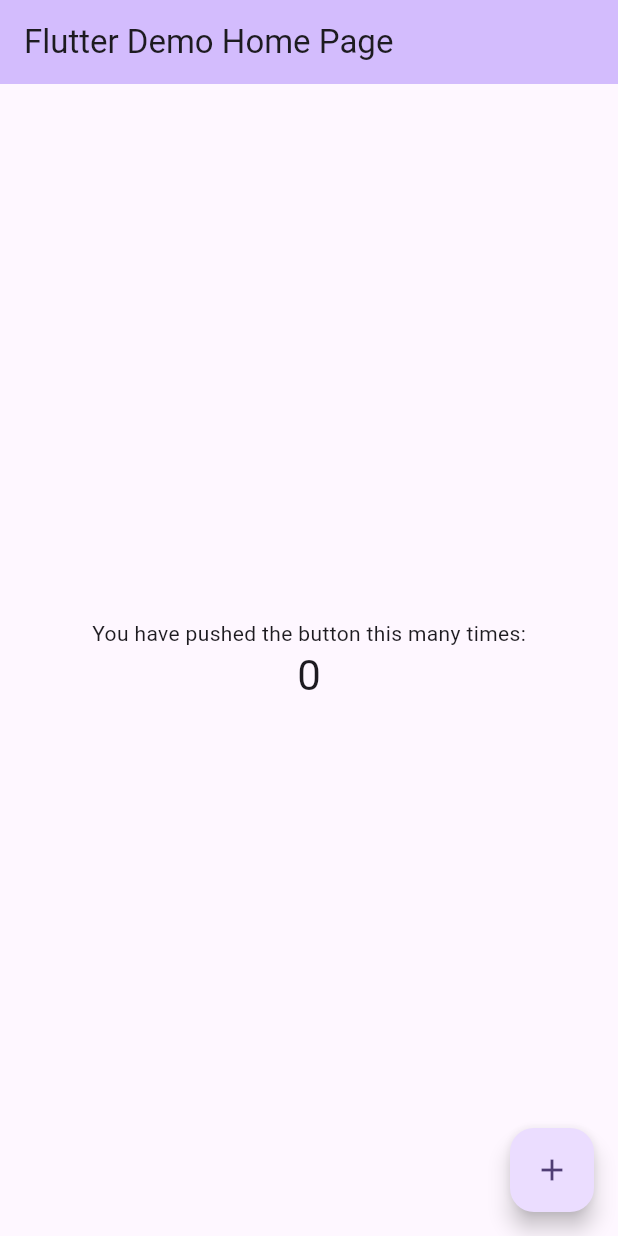
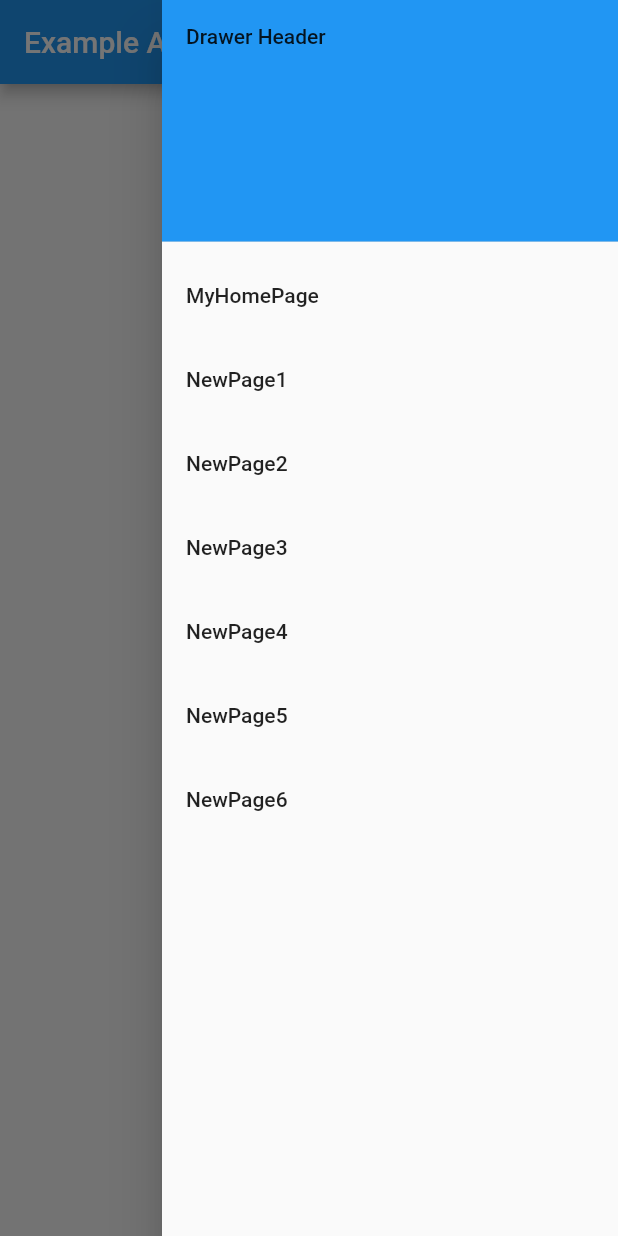
Before and after one commit to Ententerminator/Flutter, a Flutter app: the screen it shows after launch, with the side drawer open (before the commit the screen has no drawer), on a phone screen of 412 x 824 dp. Run offline on Flutter 3.47's test engine with Material 2 defaults, Android fonts, the phone set to English and light mode, and no system bars.

Commit message:
navigation working, needs code beautify

```diff
--- a/example_flutter_app/lib/main.dart
+++ b/example_flutter_app/lib/main.dart
@@ -1,125 +1,253 @@
 import 'package:flutter/material.dart';
 
-void main() {
-  runApp(const MyApp());
-}
+void main() => runApp(const MyApp());
 
 class MyApp extends StatelessWidget {
   const MyApp({super.key});
 
-  // This widget is the root of your application.
+  static const appTitle = 'Drawer Demo';
+
   @override
   Widget build(BuildContext context) {
-    return MaterialApp(
-      title: 'Flutter Demo',
-      theme: ThemeData(
-        // This is the theme of your application.
-        //
-        // TRY THIS: Try running your application with "flutter run". You'll see
-        // the application has a blue toolbar. Then, without quitting the app,
-        // try changing the seedColor in the colorScheme below to Colors.green
-        // and then invoke "hot reload" (save your changes or press the "hot
-        // reload" button in a Flutter-supported IDE, or press "r" if you used
-        // the command line to start the app).
-        //
-        // Notice that the counter didn't reset back to zero; the application
-        // state is not lost during the reload. To reset the state, use hot
-        // restart instead.
-        //
-        // This works for code too, not just values: Most code changes can be
-        // tested with just a hot reload.
-        colorScheme: ColorScheme.fromSeed(seedColor: Colors.deepPurple),
-        useMaterial3: true,
-      ),
-      home: const MyHomePage(title: 'Flutter Demo Home Page'),
+    return const MaterialApp(
+      title: appTitle,
+      home: MyHomePage(),
     );
   }
 }
 
-class MyHomePage extends StatefulWidget {
-  const MyHomePage({super.key, required this.title});
-
-  // This widget is the home page of your application. It is stateful, meaning
-  // that it has a State object (defined below) that contains fields that affect
-  // how it looks.
-
-  // This class is the configuration for the state. It holds the values (in this
-  // case the title) provided by the parent (in this case the App widget) and
-  // used by the build method of the State. Fields in a Widget subclass are
-  // always marked "final".
-
-  final String title;
-
-  @override
-  State<MyHomePage> createState() => _MyHomePageState();
-}
-
-class _MyHomePageState extends State<MyHomePage> {
-  int _counter = 0;
-
-  void _incrementCounter() {
-    setState(() {
-      // This call to setState tells the Flutter framework that something has
-      // changed in this State, which causes it to rerun the build method below
-      // so that the display can reflect the updated values. If we changed
-      // _counter without calling setState(), then the build method would not be
-      // called again, and so nothing would appear to happen.
-      _counter++;
-    });
-  }
+class MyHomePage extends StatelessWidget {
+  const MyHomePage({super.key});
 
   @override
   Widget build(BuildContext context) {
-    // This method is rerun every time setState is called, for instance as done
-    // by the _incrementCounter method above.
-    //
-    // The Flutter framework has been optimized to make rerunning build methods
-    // fast, so that you can just rebuild anything that needs updating rather
-    // than having to individually change instances of widgets.
     return Scaffold(
       appBar: AppBar(
-        // TRY THIS: Try changing the color here to a specific color (to
-        // Colors.amber, perhaps?) and trigger a hot reload to see the AppBar
-        // change color while the other colors stay the same.
-        backgroundColor: Theme.of(context).colorScheme.inversePrimary,
-        // Here we take the value from the MyHomePage object that was created by
-        // the App.build method, and use it to set our appbar title.
-        title: Text(widget.title),
+        automaticallyImplyLeading: false,
+        title: const Text('Example App Flutter'),
       ),
       body: Center(
-        // Center is a layout widget. It takes a single child and positions it
-        // in the middle of the parent.
         child: Column(
-          // Column is also a layout widget. It takes a list of children and
-          // arranges them vertically. By default, it sizes itself to fit its
-          // children horizontally, and tries to be as tall as its parent.
-          //
-          // Column has various properties to control how it sizes itself and
-          // how it positions its children. Here we use mainAxisAlignment to
-          // center the children vertically; the main axis here is the vertical
-          // axis because Columns are vertical (the cross axis would be
-          // horizontal).
-          //
-          // TRY THIS: Invoke "debug painting" (choose the "Toggle Debug Paint"
-          // action in the IDE, or press "p" in the console), to see the
-          // wireframe for each widget.
-          mainAxisAlignment: MainAxisAlignment.center,
           children: <Widget>[
-            const Text(
-              'You have pushed the button this many times:',
+            ElevatedButton(
+              child: const Text('NewPage1'),
+              onPressed: () {
+                Navigator.push(context,
+                    MaterialPageRoute(builder: (context) => const NewPage1()));
+              },
             ),
-            Text(
-              '$_counter',
-              style: Theme.of(context).textTheme.headlineMedium,
+            ElevatedButton(
+              child: const Text('NewPage2'),
+              onPressed: () {
+                Navigator.push(context,
+                    MaterialPageRoute(builder: (context) => const NewPage2()));
+              },
+            ),
+            ElevatedButton(
+              child: const Text('NewPage3'),
+              onPressed: () {
+                Navigator.push(context,
+                    MaterialPageRoute(builder: (context) => const NewPage3()));
+              },
+            ),
+            ElevatedButton(
+              child: const Text('NewPage4'),
+              onPressed: () {
+                Navigator.push(context,
+                    MaterialPageRoute(builder: (context) => const NewPage4()));
+              },
+            ),
+            ElevatedButton(
+              child: const Text('NewPage5'),
+              onPressed: () {
+                Navigator.push(context,
+                    MaterialPageRoute(builder: (context) => const NewPage5()));
+              },
+            ),
+            ElevatedButton(
+              child: const Text('NewPage6'),
+              onPressed: () {
+                Navigator.push(context,
+                    MaterialPageRoute(builder: (context) => const NewPage6()));
+              },
             ),
           ],
         ),
       ),
-      floatingActionButton: FloatingActionButton(
-        onPressed: _incrementCounter,
-        tooltip: 'Increment',
-        child: const Icon(Icons.add),
-      ), // This trailing comma makes auto-formatting nicer for build methods.
+      endDrawer: const MyDrawer(),
     );
   }
 }
+
+class NewPage1 extends StatelessWidget {
+  const NewPage1({super.key});
+
+  @override
+  Widget build(BuildContext context) {
+    return const Scaffold(
+      appBar: MyAppbar(),
+      body: Center(child: Text('Hello There1')),
+      endDrawer: MyDrawer(),
+    );
+  }
+}
+
+class NewPage2 extends StatelessWidget {
+  const NewPage2({super.key});
+
+  @override
+  Widget build(BuildContext context) {
+    return const Scaffold(
+      appBar: MyAppbar(),
+      body: Center(child: Text('Hello There2')),
+      endDrawer: MyDrawer(),
+    );
+  }
+}
+
+class NewPage3 extends StatelessWidget {
+  const NewPage3({super.key});
+
+  @override
+  Widget build(BuildContext context) {
+    return const Scaffold(
+      appBar: MyAppbar(),
+      body: Center(child: Text('Hello There3')),
+      endDrawer: MyDrawer(),
+    );
+  }
+}
+
+class NewPage4 extends StatelessWidget {
+  const NewPage4({super.key});
+
+  @override
+  Widget build(BuildContext context) {
+    return const Scaffold(
+      appBar: MyAppbar(),
+      body: Center(child: Text('Hello There4')),
+      endDrawer: MyDrawer(),
+    );
+  }
+}
+
+class NewPage5 extends StatelessWidget {
+  const NewPage5({super.key});
+
+  @override
+  Widget build(BuildContext context) {
+    return const Scaffold(
+      appBar: MyAppbar(),
+      body: Center(child: Text('Hello There5')),
+      endDrawer: MyDrawer(),
+    );
+  }
+}
+
+class NewPage6 extends StatelessWidget {
+  const NewPage6({super.key});
+
+  @override
+  Widget build(BuildContext context) {
+    return const Scaffold(
+      appBar: MyAppbar(),
+      body: Center(child: Text('Hello There6')),
+      endDrawer: MyDrawer(),
+    );
+  }
+}
+
+class MyAppbar extends StatelessWidget implements PreferredSizeWidget {
+  const MyAppbar({super.key});
+
+  @override
+  Size get preferredSize => const Size.fromHeight(kToolbarHeight);
+
+  @override
+  Widget build(BuildContext context) {
+    return AppBar(
+      //title: Text(widget.title),
+      title: const Text('Example App Flutter'),
+      leading: IconButton(
+        icon: const BackButtonIcon(),
+        tooltip: 'Back Button',
+        onPressed: () {
+          Navigator.push(context,
+              MaterialPageRoute(builder: (context) => const MyHomePage()));
+        },
+      ),
+    );
+  }
+}
+
+class MyDrawer extends StatelessWidget {
+  const MyDrawer({super.key});
+
+  @override
+  Widget build(BuildContext context) {
+    return Drawer(
+      child: ListView(
+        padding: EdgeInsets.zero,
+        children: [
+          const DrawerHeader(
+            decoration: BoxDecoration(
+              color: Colors.blue,
+            ),
+            child: Text('Drawer Header'),
+          ),
+          ListTile(
+            title: const Text('MyHomePage'),
+            selected: runtimeType.toString() == 'MyHomePage',
+            onTap: () {
+              Navigator.push(context,
+                  MaterialPageRoute(builder: (context) => const MyHomePage()));
+              //Navigator.pop();
+            },
+          ),
+          ListTile(
+            title: const Text('NewPage1'),
+            onTap: () {
+              Navigator.push(
+                  context, MaterialPageRoute(builder: (context) => NewPage1()));
+            },
+          ),
+          ListTile(
+            title: const Text('NewPage2'),
+            onTap: () {
+              Navigator.push(
+                  context, MaterialPageRoute(builder: (context) => NewPage2()));
+            },
+          ),
+          ListTile(
+            title: const Text('NewPage3'),
+            onTap: () {
+              Navigator.push(
+                  context, MaterialPageRoute(builder: (context) => NewPage3()));
+            },
+          ),
+          ListTile(
+            title: const Text('NewPage4'),
+            onTap: () {
+              Navigator.push(
+                  context, MaterialPageRoute(builder: (context) => NewPage4()));
+            },
+          ),
+          ListTile(
+            title: const Text('NewPage5'),
+            onTap: () {
+              Navigator.push(
+                  context, MaterialPageRoute(builder: (context) => NewPage5()));
+            },
+          ),
+          ListTile(
+            title: const Text('NewPage6'),
+            onTap: () {
+              Navigator.push(
+                  context, MaterialPageRoute(builder: (context) => NewPage6()));
+            },
+          ),
+        ],
+      ),
+    );
+  }
+}
```
